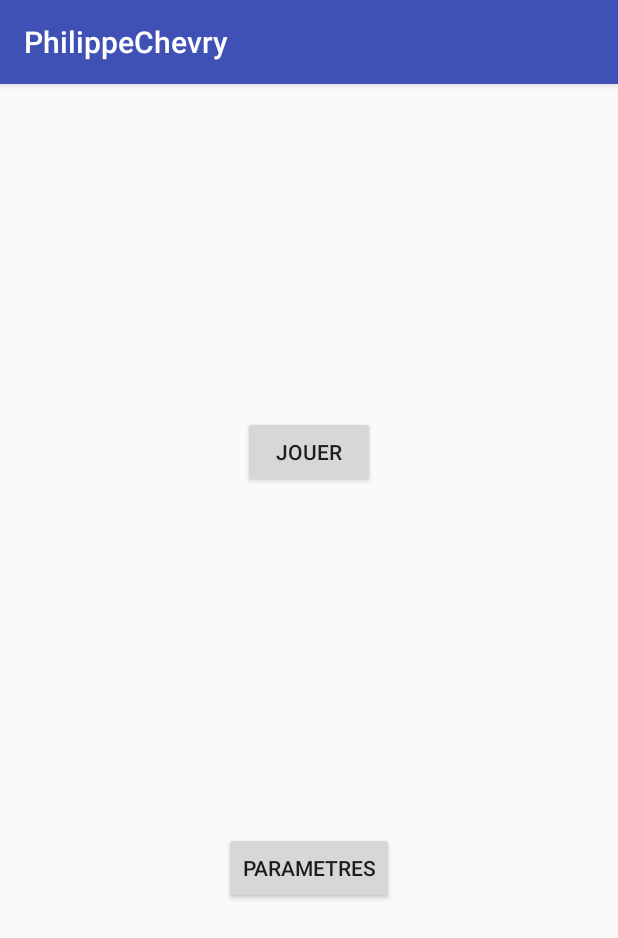
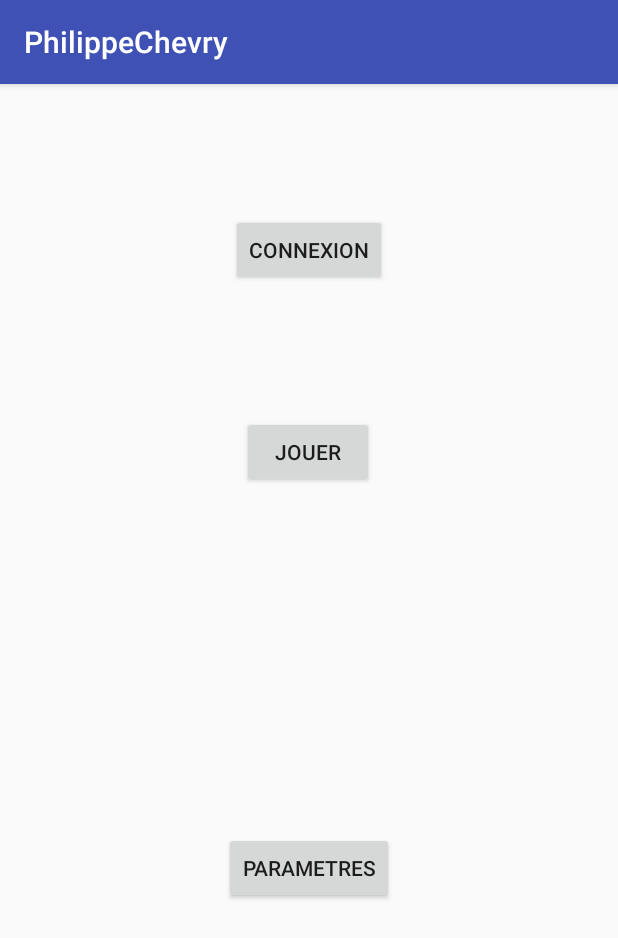
Before and after one commit to PhilC1910/0951305, an Android app: the screen it shows after launch (AMenuPrincipal), on a phone screen of 412 x 824 dp. Shown: the top 938 px of the screen. Run offline under Robolectric (Android 15) with nearby library versions, the phone set to English and light mode, and no system bars; libraries missing offline, so code that uses them is left out: com.firebase.ui; 3 statements that could not run were skipped.

Commit message:
J'ai fait ajouteer l'authentification et créer et configurer la base de données firebase, effectuer la connexion mais j'ai un problème avec  la connection avec un compte google à cause qu'il recommence tout seul meme si je me suis connecter avec mon compte google. il me reste à remplir la spécification et effectuer une sauvegarde sur le serveur.

```diff
--- a/app/src/main/java/ca/cours5b5/philippechevry/activites/AMenuPrincipal.java
+++ b/app/src/main/java/ca/cours5b5/philippechevry/activites/AMenuPrincipal.java
@@ -2,6 +2,12 @@ package ca.cours5b5.philippechevry.activites;
 
 import android.content.Intent;
 import android.os.Bundle;
+import android.util.Log;
+
+import com.firebase.ui.auth.AuthUI;
+
+import java.util.ArrayList;
+import java.util.List;
 
 import ca.cours5b5.philippechevry.R;
 import ca.cours5b5.philippechevry.controleurs.ControleurAction;
@@ -10,6 +16,16 @@ import ca.cours5b5.philippechevry.controleurs.interfaces.ListenerFournisseur;
 import ca.cours5b5.philippechevry.global.GCommande;
 
 public class AMenuPrincipal extends Activite implements Fournisseur {
+       private static int MA_CONSTANTE_CODE_CONNEXION = 123;
+
+    private static List<AuthUI.IdpConfig> fournisseursDeConnexion = new ArrayList<>();
+
+    static{
+
+        fournisseursDeConnexion.add(new AuthUI.IdpConfig.GoogleBuilder().build());
+        fournisseursDeConnexion.add(new AuthUI.IdpConfig.EmailBuilder().build());
+        fournisseursDeConnexion.add(new AuthUI.IdpConfig.PhoneBuilder().build());
+    }
 
     @Override
     protected void onCreate(Bundle savedInstanceState) {
@@ -25,6 +41,7 @@ public class AMenuPrincipal extends Activite implements Fournisseur {
         fournirActionOuvrirMenuParametres();
 
         fournirActionDemarrerPartie();
+        fournirActionConnextionFireBase();
     }
 
     private void fournirActionOuvrirMenuParametres() {
@@ -54,6 +71,18 @@ public class AMenuPrincipal extends Activite implements Fournisseur {
                     }
                 });
     }
+    private void fournirActionConnextionFireBase() {
+
+        ControleurAction.fournirAction(this,
+                GCommande.CONNEXION_FIRE_BASE,
+                new ListenerFournisseur() {
+                    @Override
+                    public void executer(Object... args) {
+
+                        connexionFirebase();
+                    }
+                });
+    }
 
     private void transitionParametres(){
 
@@ -69,4 +98,24 @@ public class AMenuPrincipal extends Activite implements Fournisseur {
 
     }
 
+    private void connexionFirebase(){
+
+        Intent intentionConnexion = AuthUI.getInstance()
+                .createSignInIntentBuilder()
+                .setAvailableProviders(fournisseursDeConnexion)
+                .build();
+        this.startActivityForResult(intentionConnexion,MA_CONSTANTE_CODE_CONNEXION);
+    }
+
+    @Override
+    protected void onActivityResult(int requestCode, int resultCode, Intent data) {
+        super.onActivityResult(requestCode, resultCode, data);
+        if(requestCode == MA_CONSTANTE_CODE_CONNEXION){
+            if(resultCode == RESULT_OK){
+                Log.d("atelier11","Connexion réussi");
+            } else{
+                Log.d("atelier11","Connexion échouée");
+            }
+        }
+    }
 }
--- a/app/src/main/java/ca/cours5b5/philippechevry/global/GCommande.java
+++ b/app/src/main/java/ca/cours5b5/philippechevry/global/GCommande.java
@@ -10,7 +10,7 @@ public enum GCommande {
 
     OUVRIR_MENU_PARAMETRES,
     DEMARRER_PARTIE,
-
+    CONNEXION_FIRE_BASE,
     JOUER_COUP_ICI,
 
 }
--- a/app/src/main/java/ca/cours5b5/philippechevry/vues/VMenuPrincipal.java
+++ b/app/src/main/java/ca/cours5b5/philippechevry/vues/VMenuPrincipal.java
@@ -18,6 +18,9 @@ public class VMenuPrincipal extends Vue {
 
     private Button boutonPartie;
     private Action actionPartie;
+
+    private Button boutonConnexionFireBase;
+    private Action actionConnexionFireBase;
 
     public VMenuPrincipal(Context context) {
         super(context);
@@ -49,7 +52,7 @@ public class VMenuPrincipal extends Vue {
         boutonParametres = findViewById(R.id.bouton_parametres);
 
         boutonPartie = findViewById(R.id.bouton_partie);
-
+        boutonConnexionFireBase = findViewById(R.id.buttonConnexion);
     }
 
     private void demanderActions() {
@@ -57,6 +60,7 @@ public class VMenuPrincipal extends Vue {
         actionParametres = ControleurAction.demanderAction(GCommande.OUVRIR_MENU_PARAMETRES);
 
         actionPartie = ControleurAction.demanderAction(GCommande.DEMARRER_PARTIE);
+        actionConnexionFireBase = ControleurAction.demanderAction(GCommande.CONNEXION_FIRE_BASE);
 
     }
 
@@ -66,6 +70,7 @@ public class VMenuPrincipal extends Vue {
         installerListenerParametres();
 
         installerListenerPartie();
+        installerListenerConexion();
 
     }
 
@@ -91,4 +96,15 @@ public class VMenuPrincipal extends Vue {
 
     }
 
+    private void installerListenerConexion() {
+
+        boutonConnexionFireBase.setOnClickListener(new OnClickListener() {
+            @Override
+            public void onClick(View view) {
+                actionConnexionFireBase.executerDesQuePossible();
+            }
+        });
+
+    }
+
 }
--- a/app/src/main/res/layout/activity_menu_principal.xml
+++ b/app/src/main/res/layout/activity_menu_principal.xml
@@ -24,13 +24,28 @@
         android:id="@+id/bouton_partie"
         android:layout_width="wrap_content"
         android:layout_height="wrap_content"
-        android:layout_marginBottom="8dp"
-        android:layout_marginEnd="8dp"
         android:layout_marginStart="8dp"
         android:layout_marginTop="8dp"
+        android:layout_marginEnd="8dp"
+        android:layout_marginBottom="8dp"
         android:text="@string/jouer"
         app:layout_constraintBottom_toTopOf="@+id/bouton_parametres"
         app:layout_constraintEnd_toEndOf="@+id/bouton_parametres"
+        app:layout_constraintHorizontal_bias="0.454"
         app:layout_constraintStart_toStartOf="@+id/bouton_parametres"
         app:layout_constraintTop_toTopOf="parent" />
+
+    <Button
+        android:id="@+id/buttonConnexion"
+        android:layout_width="wrap_content"
+        android:layout_height="wrap_content"
+        android:layout_marginStart="8dp"
+        android:layout_marginTop="8dp"
+        android:layout_marginEnd="8dp"
+        android:layout_marginBottom="8dp"
+        android:text="@string/connexion"
+        app:layout_constraintBottom_toTopOf="@+id/bouton_partie"
+        app:layout_constraintEnd_toEndOf="parent"
+        app:layout_constraintStart_toStartOf="parent"
+        app:layout_constraintTop_toTopOf="parent" />
 </ca.cours5b5.philippechevry.vues.VMenuPrincipal>
--- a/app/src/main/res/values/strings.xml
+++ b/app/src/main/res/values/strings.xml
@@ -19,5 +19,6 @@
 
     <string name="joueur1">joueur1</string>
     <string name="joueur2">joueur2</string>
+    <string name="connexion">connexion</string>
 
 </resources>
```
Also changed, not shown: 1 other file.
